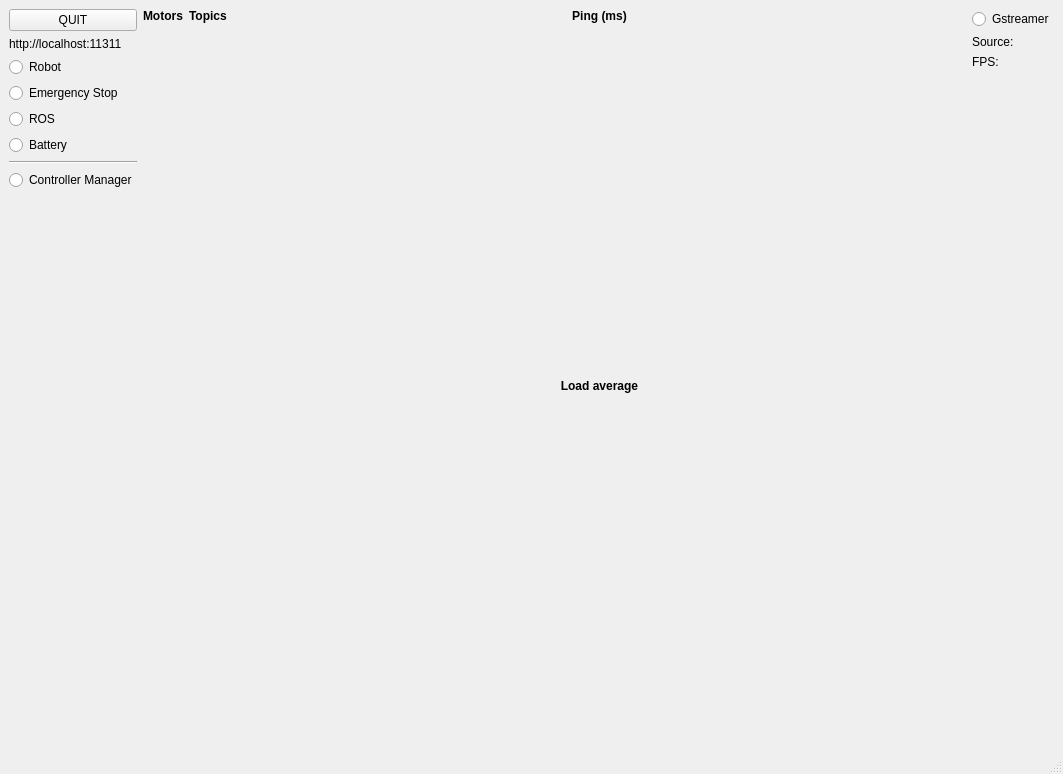
First picture: the form in dashboard.ui, repository hucebot/robot_dashboard, before the edit.
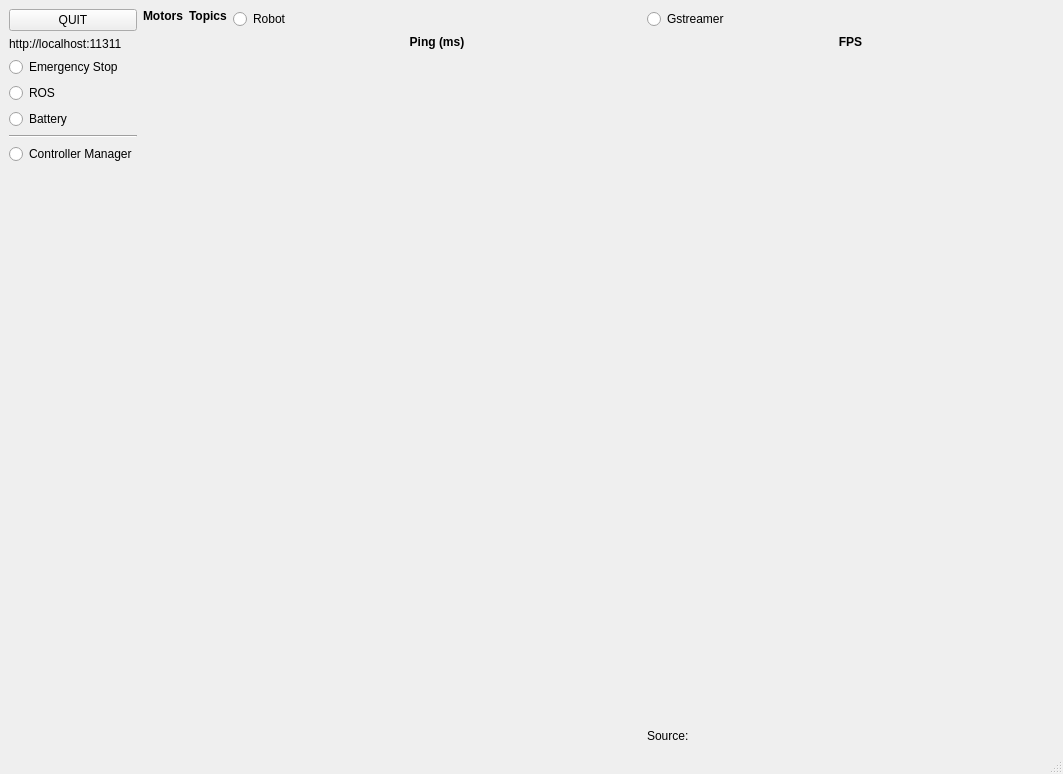
Second picture: the form after the edit. Custom widgets are drawn as their Qt base class.

```diff
--- a/dashboard.ui
+++ b/dashboard.ui
@@ -43,13 +43,6 @@
         </property>
        </widget>
       </item>
-      <item>
-       <widget class="Led" name="led_robot">
-        <property name="text">
-         <string>Robot</string>
-        </property>
-       </widget>
-      </item>
       <item>
        <widget class="QRadioButton" name="led_emergency">
         <property name="text">
@@ -166,6 +159,13 @@
     </item>
     <item>
      <layout class="QVBoxLayout" name="layout_plots">
+      <item>
+       <widget class="Led" name="led_robot">
+        <property name="text">
+         <string>Robot</string>
+        </property>
+       </widget>
+      </item>
       <item>
        <widget class="QLabel" name="label">
         <property name="text">
@@ -192,30 +192,6 @@
         </property>
        </widget>
       </item>
-      <item>
-       <widget class="QLabel" name="label_2">
-        <property name="text">
-         <string>&lt;center&gt;&lt;b&gt;Load average&lt;/b&gt;&lt;/center&gt;</string>
-        </property>
-       </widget>
-      </item>
-      <item>
-       <widget class="PlotWidget" name="plot_widget_cpu" native="true">
-        <property name="sizePolicy">
-         <sizepolicy hsizetype="MinimumExpanding" vsizetype="MinimumExpanding">
-          <horstretch>0</horstretch>
-          <verstretch>0</verstretch>
-         </sizepolicy>
-        </property>
-        <property name="minimumSize">
-         <size>
-          <width>100</width>
-          <height>100</height>
-         </size>
-        </property>
-        <layout class="QGridLayout" name="gridLayout"/>
-       </widget>
-      </item>
      </layout>
     </item>
     <item>
@@ -227,17 +203,20 @@
         </property>
        </widget>
       </item>
-      <item>
-       <widget class="QLabel" name="label_3">
-        <property name="text">
-         <string>Source:</string>
-        </property>
-       </widget>
-      </item>
       <item>
        <widget class="QLabel" name="label_6">
         <property name="text">
-         <string>FPS:</string>
+         <string>&lt;html&gt;&lt;head/&gt;&lt;body&gt;&lt;p align=&quot;center&quot;&gt;&lt;span style=&quot; font-weight:600;&quot;&gt;FPS&lt;/span&gt;&lt;/p&gt;&lt;/body&gt;&lt;/html&gt;</string>
+        </property>
+       </widget>
+      </item>
+      <item>
+       <widget class="Plot" name="plot_fps" native="true">
+        <property name="sizePolicy">
+         <sizepolicy hsizetype="Expanding" vsizetype="Expanding">
+          <horstretch>0</horstretch>
+          <verstretch>0</verstretch>
+         </sizepolicy>
         </property>
        </widget>
       </item>
@@ -254,6 +233,13 @@
         </property>
        </spacer>
       </item>
+      <item>
+       <widget class="QLabel" name="label_gstreamer_src">
+        <property name="text">
+         <string>Source:</string>
+        </property>
+       </widget>
+      </item>
      </layout>
     </item>
    </layout>
@@ -261,12 +247,6 @@
   <widget class="QStatusBar" name="statusbar"/>
  </widget>
  <customwidgets>
-  <customwidget>
-   <class>PlotWidget</class>
-   <extends>QWidget</extends>
-   <header>pyqtgraph</header>
-   <container>1</container>
-  </customwidget>
   <customwidget>
    <class>Led</class>
    <extends>QRadioButton</extends>
```
